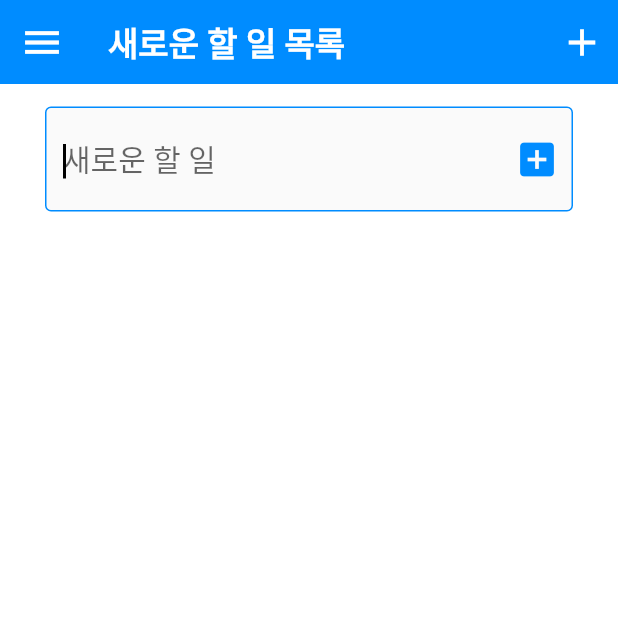
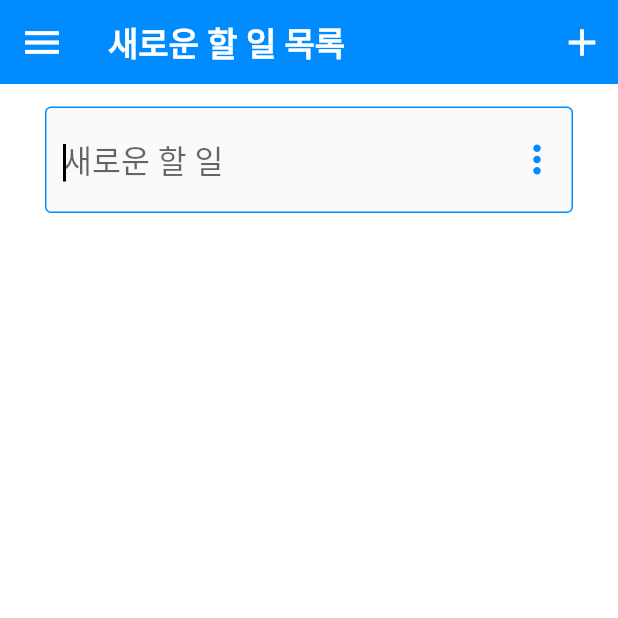
Before and after one commit to chae1-1111/flutter-todolist, a Flutter app: the screen it shows after launch, after a tap on the "add" icon, on a phone screen of 412 x 824 dp, the top half of it. Run offline on Flutter 3.47's test engine with Material 2 defaults, Android fonts, the phone set to English and light mode, and no system bars; our stand-ins replace flutter_slidable, shared_preferences; missing offline and left inert: drag_and_drop_lists.

Commit message:
fix some bugs

```diff
--- a/lib/main.dart
+++ b/lib/main.dart
@@ -12,9 +12,8 @@ class App extends StatelessWidget {
   Widget build(BuildContext context) {
     return MaterialApp(
       theme: ThemeData(
-        colorScheme: ColorScheme.fromSwatch(
-          backgroundColor: Colors.white,
-        ),
+        primaryColor: Colors.white,
+        canvasColor: Colors.grey.shade200,
         textButtonTheme: const TextButtonThemeData(
           style: ButtonStyle(
             overlayColor: MaterialStatePropertyAll(Colors.transparent),
--- a/lib/screens/categories.dart
+++ b/lib/screens/categories.dart
@@ -40,9 +40,9 @@ class _CategoriesState extends State<Categories> {
   @override
   Widget build(BuildContext context) {
     return Scaffold(
-      backgroundColor: Theme.of(context).colorScheme.background,
+      backgroundColor: Theme.of(context).primaryColor,
       appBar: AppBar(
-        backgroundColor: Colors.white,
+        backgroundColor: Colors.transparent,
         foregroundColor: Colors.black,
         elevation: 0,
         actions: [
--- a/lib/screens/todolist.dart
+++ b/lib/screens/todolist.dart
@@ -29,6 +29,7 @@ class _TodoListState extends State<TodoList> {
   late List<DragAndDropList> dndLists;
 
   List<TodoModel> sortedList = [];
+  Color textColor = Colors.black;
 
   bool viewNewTodo = false;
   String editTodoId = "";
@@ -95,12 +96,15 @@ class _TodoListState extends State<TodoList> {
                       todo: todo,
                       updateTodoList: updateTodoList,
                       setEditTodoId: setEditTodoId,
+                      scrollToBottom: scrollToBottom,
                     ),
             ),
         ],
       );
     });
-    setState(() {});
+    setState(() {
+      textColor = ColorMethods.getTextColor(todolist.color);
+    });
     return true;
   }
 
@@ -120,41 +124,39 @@ class _TodoListState extends State<TodoList> {
     return count;
   }
 
+  void scrollToBottom() {
+    scrollCont.animateTo(
+      scrollCont.position.pixels > scrollCont.position.maxScrollExtent / 2
+          ? scrollCont.position.maxScrollExtent
+          : scrollCont.position.maxScrollExtent / 2,
+      duration: const Duration(milliseconds: 500),
+      curve: Curves.ease,
+    );
+  }
+
   @override
   Widget build(BuildContext context) {
-    return FutureBuilder(
+    return Scaffold(
+      backgroundColor: Theme.of(context).primaryColor,
+      appBar: AppBar(
+        backgroundColor: Color(todolist.color),
+        elevation: 0,
+        title: FutureBuilder(
             future: isLoaded,
             builder: (context, snapshot) {
-        if (snapshot.hasData) {
-          // 완료된 Todo를 리스트 하단으로 정렬
-          List<TodoModel> sortedList = todolist.todolist
-              .where((element) => !element.isCompleted)
-              .toList();
-          sortedList.addAll(
-              todolist.todolist.where((element) => element.isCompleted));
-
-          TodoListModel todoList = TodoListModel(
-            id: todolist.id,
-            name: todolist.name,
-            color: todolist.color,
-            todolist: sortedList,
-          );
-
-          Color textColor = ColorMethods.getTextColor(todoList.color);
-
-          return Scaffold(
-            backgroundColor: Colors.white,
-            appBar: AppBar(
-              title: Text(
-                todoList.name,
+              if (snapshot.hasData && snapshot.data!) {
+                return Text(
+                  todolist.name,
                   style: TextStyle(
                     color: textColor,
                     fontWeight: FontWeight.w600,
                     fontSize: 22,
                   ),
-              ),
-              backgroundColor: Color(todoList.color),
-              elevation: 0,
+                );
+              } else {
+                return const Text("할일 목록");
+              }
+            }),
         leading: IconButton(
           onPressed: () {
             Navigator.push(
@@ -162,7 +164,8 @@ class _TodoListState extends State<TodoList> {
               SlideRightRoute(
                 page: Categories(
                   setTodoListId: setTodoListId,
-                    )),
+                ),
+              ),
             );
           },
           icon: const Icon(
@@ -177,11 +180,13 @@ class _TodoListState extends State<TodoList> {
               setState(() {
                 viewNewTodo = true;
               });
+              if (todolist.todolist.isNotEmpty) {
                 scrollCont.animateTo(
                   0,
                   duration: const Duration(milliseconds: 500),
                   curve: Curves.ease,
                 );
+              }
             },
             icon: Icon(
               Icons.add,
@@ -193,7 +198,11 @@ class _TodoListState extends State<TodoList> {
       ),
       body: Padding(
         padding: const EdgeInsets.fromLTRB(25, 10, 25, 30),
-              child: Column(
+        child: FutureBuilder(
+          future: isLoaded,
+          builder: (context, snapshot) {
+            if (snapshot.hasData && snapshot.data!) {
+              return Column(
                 crossAxisAlignment: CrossAxisAlignment.start,
                 children: [
                   sortedList.isEmpty
@@ -202,11 +211,11 @@ class _TodoListState extends State<TodoList> {
                           mainAxisAlignment: MainAxisAlignment.spaceBetween,
                           children: [
                             Text(
-                                "전체 ${todoList.todolist.length}, 완료됨 ${getCompletedCount(todoList.todolist)}"),
+                                "전체 ${todolist.todolist.length}, 완료됨 ${getCompletedCount(todolist.todolist)}"),
                             TextButton(
                               onPressed: () async {
                                 await TodolistService().removeCompletedTodo(
-                                    todoListId: todoList.id);
+                                    todoListId: todolist.id);
                                 updateTodoList();
                               },
                               child: const Text(
@@ -222,8 +231,8 @@ class _TodoListState extends State<TodoList> {
                         ),
                   viewNewTodo
                       ? InputTodo.newTodo(
-                          todoListId: todoList.id,
-                          themeColor: Color(todoList.color),
+                          todoListId: todolist.id,
+                          themeColor: Color(todolist.color),
                           hideInputTodo: hideInputTodo,
                           updateTodoList: updateTodoList,
                         )
@@ -257,24 +266,15 @@ class _TodoListState extends State<TodoList> {
                           ),
                         ),
                 ],
-              ),
-            ),
               );
             } else {
-          return Scaffold(
-            appBar: AppBar(
-              title: const Text(
-                "",
-              ),
-              backgroundColor: Colors.white,
-              elevation: 0,
-            ),
-            body: const Center(
+              return const Center(
                 child: CircularProgressIndicator(),
-            ),
               );
             }
           },
+        ),
+      ),
     );
   }
 
--- a/lib/widgets/category.dart
+++ b/lib/widgets/category.dart
@@ -120,7 +120,7 @@ class CategoryItem extends StatelessWidget {
         },
         child: Container(
           decoration: BoxDecoration(
-            color: Colors.grey.shade100,
+            color: Theme.of(context).canvasColor,
             borderRadius: BorderRadius.circular(10),
           ),
           child: Padding(
--- a/lib/widgets/input_todo.dart
+++ b/lib/widgets/input_todo.dart
@@ -86,7 +86,7 @@ class _InputTodoState extends State<InputTodo> {
               controller: todoText,
               maxLength: 100,
               style: const TextStyle(
-                fontSize: 20,
+                fontSize: 21,
               ),
               cursorColor: Colors.black,
               decoration: InputDecoration(
@@ -112,6 +112,9 @@ class _InputTodoState extends State<InputTodo> {
                             return InputTodoDetail.newTodo(
                               todoListId: widget.todoListId,
                               updateTodoList: widget.updateTodoList,
+                              defaultTitle: todoText.text.isNotEmpty
+                                  ? todoText.text
+                                  : null,
                             );
                           } else {
                             return InputTodoDetail.editTodo(
@@ -131,7 +134,7 @@ class _InputTodoState extends State<InputTodo> {
                     }
                   },
                   icon: Icon(
-                    Icons.add_box,
+                    Icons.more_vert,
                     color: widget.themeColor,
                     size: 30,
                   ),
--- a/lib/widgets/input_todo_detail.dart
+++ b/lib/widgets/input_todo_detail.dart
@@ -14,6 +14,7 @@ class InputTodoDetail extends StatefulWidget {
     required this.todoListId,
     this.todoId = "",
     required this.updateTodoList,
+    this.defaultTitle,
   });
 
   InputTodoDetail.editTodo({
@@ -46,8 +47,8 @@ class _InputTodoDetailState extends State<InputTodoDetail> {
   @override
   void initState() {
     super.initState();
+    todoTitleCont.text = widget.defaultTitle ?? "";
     if (widget.type == "editTodo") {
-      todoTitleCont.text = widget.defaultTitle ?? "";
       todoMemoCont.text = widget.defaultMemo ?? "";
       if (widget.defaultDeadline != null) {
         todoDeadlineDate =
@@ -82,7 +83,7 @@ class _InputTodoDetailState extends State<InputTodoDetail> {
     return Container(
       height: MediaQuery.of(context).viewInsets.bottom + 400,
       decoration: BoxDecoration(
-        color: Colors.grey.shade200,
+        color: Theme.of(context).canvasColor,
         borderRadius: const BorderRadius.vertical(
           top: Radius.circular(15),
         ),
```
Also changed, not shown: lib/screens/category_editor.dart (+9 -9 lines), lib/widgets/todo.dart (+26 -6 lines). Lines whose indentation alone changed are shown as unchanged.
